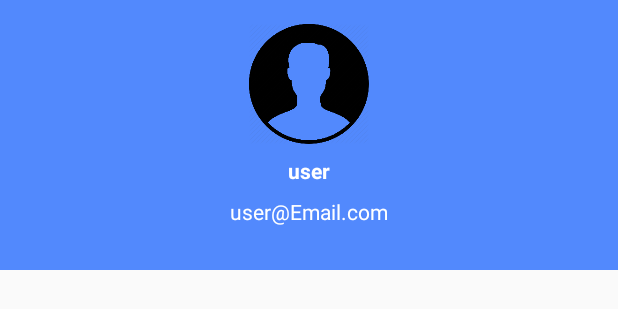
After one commit to LightStein/citizen_app, an Android app: the layout nav_header.xml on its own in the app's theme, with its tools: preview values and no code run, on a phone screen of 412 x 824 dp. The commit adds this screen. Shown: the top 309 px of the screen. Run offline under Robolectric (Android 15) with nearby library versions, the phone set to English and light mode, and no system bars.

```diff
--- a/app/build.gradle
+++ b/app/build.gradle
@@ -21,6 +21,7 @@ android {
 }
 
 dependencies {
+    implementation 'com.android.support:design:28.0.0'
     implementation 'com.squareup.retrofit2:retrofit:2.3.0'
     implementation 'com.squareup.retrofit2:converter-gson:2.3.0'
     implementation fileTree(include: ['*.jar'], dir: 'libs')
@@ -36,6 +37,7 @@ dependencies {
     implementation "com.google.android.gms:play-services-location:16.0.0"
     implementation 'com.google.firebase:firebase-core:16.0.5'
     implementation 'com.google.firebase:firebase-auth:16.0.5'
+    implementation 'com.google.firebase:firebase-database:16.0.5'
 
 }
 apply plugin: 'com.google.gms.google-services'
--- a/app/src/main/AndroidManifest.xml
+++ b/app/src/main/AndroidManifest.xml
@@ -16,6 +16,11 @@
             android:roundIcon="@mipmap/ic_launcher_round"
             android:supportsRtl="true"
             android:theme="@style/AppTheme">
+        <activity
+                android:name=".NavigationHeader"
+                android:label="@string/title_activity_navigation_header"
+                android:theme="@style/AppTheme.NoActionBar">
+        </activity>
         <activity android:name=".Login">
         </activity>
         <activity android:name=".Camera">
--- a/app/src/main/java/com/abc/citizen/SplashActivity.kt
+++ b/app/src/main/java/com/abc/citizen/SplashActivity.kt
@@ -22,9 +22,6 @@ class SplashActivity : AppCompatActivity() {
             val intent = Intent(baseContext, Login::class.java)
             startActivity(intent)
         }
-
-
-
     }
 
     override fun onCreate(savedInstanceState: Bundle?) {
--- /dev/null
+++ b/app/src/main/res/layout/nav_header.xml
@@ -0,0 +1,22 @@
+<?xml version="1.0" encoding="utf-8"?>
+<LinearLayout xmlns:android="http://schemas.android.com/apk/res/android"
+              android:orientation="vertical"
+              android:layout_width="match_parent"
+              android:layout_height="180dp"
+              android:background="#5289FD"
+              android:gravity="center_horizontal"
+              android:padding="16dp"
+              android:theme="@style/ThemeOverlay.AppCompat.Dark">
+
+    <ImageView android:layout_width="80dp" android:layout_height="80dp"
+               android:src="@mipmap/icon_profile" android:id="@+id/profilePic"/>
+    <TextView android:layout_width="wrap_content" android:layout_height="wrap_content"
+              android:paddingTop="8dp"
+              android:text="user"
+              android:textAppearance="@style/Base.TextAppearance.AppCompat.Body1" android:textStyle="bold"
+              android:id="@+id/userNameText"/>
+    <TextView android:layout_width="wrap_content" android:layout_height="wrap_content"
+              android:paddingTop="8dp"
+              android:text="user@Email.com"
+              android:textAppearance="@style/Base.TextAppearance.AppCompat.Body1"/>
+</LinearLayout>
--- /dev/null
+++ b/app/src/main/res/values/dimens.xml
@@ -0,0 +1,3 @@
+<resources>
+    <dimen name="fab_margin">16dp</dimen>
+</resources>
--- a/app/src/main/res/values/strings.xml
+++ b/app/src/main/res/values/strings.xml
@@ -1,4 +1,7 @@
 <resources>
     <string name="app_name">Citizen</string>
     <string name="title_activity_maps">Map</string>
+    <string name="open">Open</string>
+    <string name="close">Close</string>
+    <string name="title_activity_navigation_header">NavigationHeader</string>
 </resources>
--- a/app/src/main/res/values/styles.xml
+++ b/app/src/main/res/values/styles.xml
@@ -15,8 +15,8 @@
         <item name="windowNoTitle">true</item>
     </style>
 
-    <style name="AppTheme.AppBarOverlay" parent="ThemeOverlay.AppCompat.Dark.ActionBar" />
+    <style name="AppTheme.AppBarOverlay" parent="ThemeOverlay.AppCompat.Dark.ActionBar"/>
 
-    <style name="AppTheme.PopupOverlay" parent="ThemeOverlay.AppCompat.Light" />
+    <style name="AppTheme.PopupOverlay" parent="ThemeOverlay.AppCompat.Light"/>
 
 </resources>
--- a/build.gradle
+++ b/build.gradle
@@ -8,7 +8,7 @@ buildscript {
     }
     dependencies {
         classpath 'com.google.gms:google-services:4.2.0'
-        classpath 'com.android.tools.build:gradle:3.3.0-rc01'
+        classpath 'com.android.tools.build:gradle:3.3.0-rc02'
         classpath "org.jetbrains.kotlin:kotlin-gradle-plugin:$kotlin_version"
 
         // NOTE: Do not place your application dependencies here; they belong
```
Also changed, not shown: app/src/main/java/com/abc/citizen/Login.kt (+35 -10 lines), app/src/main/java/com/abc/citizen/MainActivity.kt (+6 -3 lines), app/src/main/res/layout/activity_description.xml (+19 -2 lines), app/src/main/res/layout/activity_main.xml (+25 -7 lines), app/src/main/res/menu/navigation_menu.xml (added, +16 -0 lines), app/src/main/res/mipmap-xxhdpi/icon_feedback.png (added), app/src/main/res/mipmap-xxhdpi/icon_profile.png (added), app/src/main/res/mipmap-xxhdpi/icon_settings.png (added).
